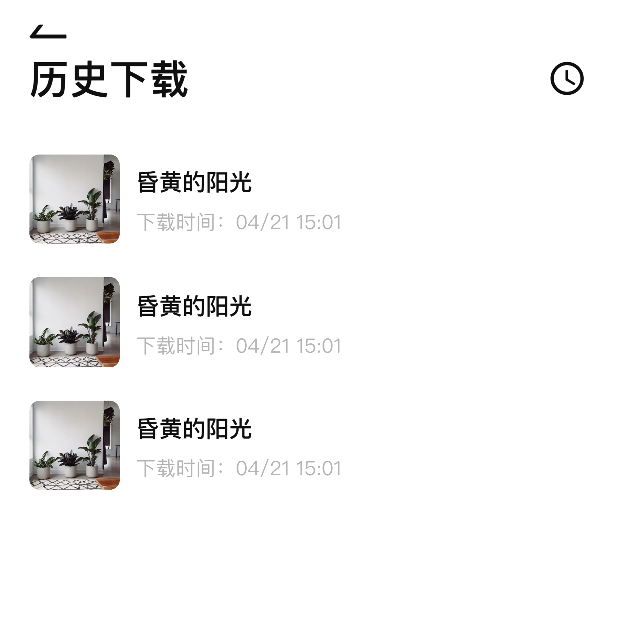
After one commit to android-app-development-course/2023-spring-Aberdeen-2-Visualist, an Android app: the historyDownload screen opened directly, with no data from a screen before it, on a phone screen of 412 x 824 dp, the top half of it. The commit adds this screen. Run offline under Robolectric (Android 15) with nearby library versions, the phone set to English and light mode, and no system bars.

Commit message:
完成历史下载页面（Home的二级页面）

```diff
--- a/app/src/main/AndroidManifest.xml
+++ b/app/src/main/AndroidManifest.xml
@@ -12,6 +12,13 @@
         android:supportsRtl="true"
         android:theme="@style/Theme.Visualist"
         tools:targetApi="31">
+        <activity
+            android:name=".historyDownload"
+            android:exported="false">
+            <meta-data
+                android:name="android.app.lib_name"
+                android:value="" />
+        </activity>
         <activity
             android:name=".editInformation"
             android:exported="false">
--- a/app/src/main/java/com/example/visualist/HomeFragment.kt
+++ b/app/src/main/java/com/example/visualist/HomeFragment.kt
@@ -28,5 +28,11 @@ class HomeFragment : Fragment() {
             startActivity(intent)
         }
 
+        //点击历史下载
+        val history = view.findViewById<ImageView>(R.id.imageView4)
+        history.setOnClickListener{
+            val intent = Intent(getActivity(), historyDownload::class.java)
+            startActivity(intent)
+        }
     }
 }
--- /dev/null
+++ b/app/src/main/java/com/example/visualist/historyDownload.kt
@@ -0,0 +1,18 @@
+package com.example.visualist
+
+import androidx.appcompat.app.AppCompatActivity
+import android.os.Bundle
+import android.widget.ImageView
+
+class historyDownload : AppCompatActivity() {
+    override fun onCreate(savedInstanceState: Bundle?) {
+        super.onCreate(savedInstanceState)
+        setContentView(R.layout.activity_history_download)
+
+        //返回按钮
+        val back = findViewById<ImageView>(R.id.imageView12)
+        back.setOnClickListener{
+            finish()
+        }
+    }
+}
--- /dev/null
+++ b/app/src/main/res/layout/activity_history_download.xml
@@ -0,0 +1,32 @@
+<?xml version="1.0" encoding="utf-8"?>
+<androidx.constraintlayout.widget.ConstraintLayout xmlns:android="http://schemas.android.com/apk/res/android"
+    xmlns:app="http://schemas.android.com/apk/res-auto"
+    xmlns:tools="http://schemas.android.com/tools"
+    android:layout_width="match_parent"
+    android:layout_height="match_parent"
+    tools:context=".historyDownload">
+
+    <ImageView
+        android:id="@+id/imageView12"
+        android:layout_width="32dp"
+        android:layout_height="10dp"
+        android:layout_marginTop="16dp"
+        app:layout_constraintEnd_toEndOf="parent"
+        app:layout_constraintHorizontal_bias="0.042"
+        app:layout_constraintStart_toStartOf="parent"
+        app:layout_constraintTop_toTopOf="parent"
+        app:srcCompat="@drawable/ic_back_arrow" />
+
+    <ImageView
+        android:id="@+id/imageView16"
+        android:layout_width="370dp"
+        android:layout_height="685dp"
+        android:layout_marginTop="-160dp"
+        app:layout_constraintEnd_toEndOf="parent"
+        app:layout_constraintHorizontal_bias="0.457"
+        app:layout_constraintStart_toStartOf="parent"
+        app:layout_constraintTop_toTopOf="parent"
+        app:srcCompat="@drawable/history_download" />
+
+
+</androidx.constraintlayout.widget.ConstraintLayout>
--- a/app/src/main/res/layout/fragment_home.xml
+++ b/app/src/main/res/layout/fragment_home.xml
@@ -153,7 +153,7 @@
             android:layout_width="wrap_content"
             android:layout_height="wrap_content"
             android:layout_weight="1"
-            app:srcCompat="@drawable/history_download" />
+            app:srcCompat="@drawable/history_download_icon" />
 
         <ImageView
             android:id="@+id/imageView5"
```
Also changed, not shown: app/src/main/res/drawable/history_download.png, app/src/main/res/drawable/history_download_icon.png (added).
